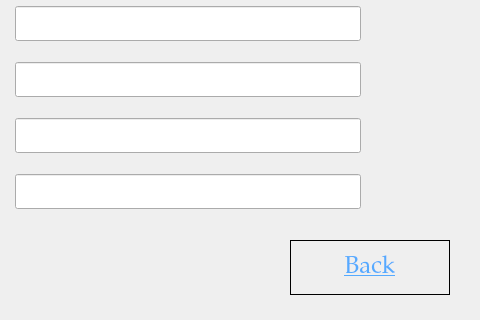
tural777/FinalProject, file UI/PersonalReportPageUI.ui: the form before one commit; both pictures show x 320 to 800 and y 280 to 600 of the 800 by 600 pixel window.
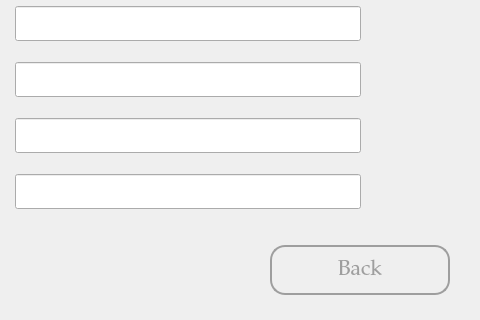
The form after the commit.

```diff
--- a/UI/PersonalReportPageUI.ui
+++ b/UI/PersonalReportPageUI.ui
@@ -16,6 +16,12 @@
     <height>600</height>
    </size>
   </property>
+  <property name="maximumSize">
+   <size>
+    <width>800</width>
+    <height>600</height>
+   </size>
+  </property>
   <property name="font">
    <font>
     <family>Palatino Linotype</family>
@@ -28,25 +34,39 @@
   <widget class="QPushButton" name="btn_back">
    <property name="geometry">
     <rect>
-     <x>610</x>
-     <y>520</y>
-     <width>160</width>
-     <height>55</height>
+     <x>590</x>
+     <y>525</y>
+     <width>180</width>
+     <height>50</height>
     </rect>
    </property>
    <property name="font">
     <font>
      <family>Palatino Linotype</family>
-     <pointsize>18</pointsize>
-     <underline>true</underline>
+     <pointsize>16</pointsize>
+     <underline>false</underline>
     </font>
    </property>
    <property name="cursor">
     <cursorShape>PointingHandCursor</cursorShape>
    </property>
    <property name="styleSheet">
-    <string notr="true">border: 1px solid black;
-color: rgb(85, 170, 255);</string>
+    <string notr="true">QPushButton{
+	border: 2px solid #9E9E9E;
+	border-radius: 15px;
+	background-color: #00000000;
+	color: #9E9E9E;
+}
+QPushButton:hover{
+	color: #FFFFFF;
+	background-color: #5a5a5a;
+}
+QPushButton:pressed{
+	color: #9c2219;
+}
+QPushButton:checked{
+	color: #2c998e;
+}</string>
    </property>
    <property name="text">
     <string>Back</string>
```
